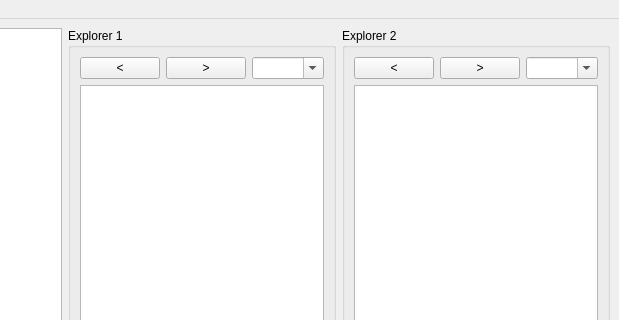
Before: the Qt Designer form src/ui/mainwindow.ui in fverco/Xplorer, drawn with Qt 5; both pictures show x 146 to 765 and y 0 to 320 of the 765 by 576 pixel window.
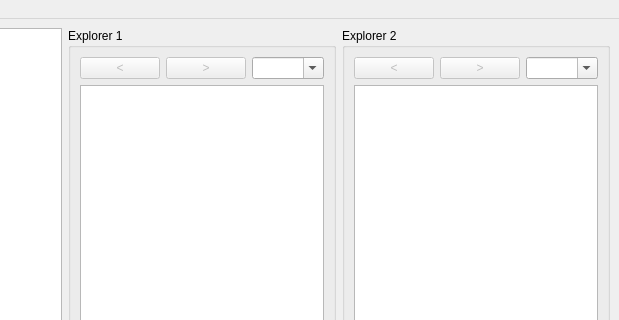
After: the same form once the commit is applied.

Commit message:
Make the back/forward buttons enabled only when they can be used
Add functions to check if the directory history can undo/redo and use
them in the UI. Also make the undoPath and redoPath constant.

Patch:
```diff
--- a/src/ui/mainwindow.ui
+++ b/src/ui/mainwindow.ui
@@ -37,6 +37,9 @@
               <layout class="QHBoxLayout" name="horizontalLayout">
                <item>
                 <widget class="QPushButton" name="btnBackExplorer1">
+                 <property name="enabled">
+                  <bool>false</bool>
+                 </property>
                  <property name="sizePolicy">
                   <sizepolicy hsizetype="Fixed" vsizetype="Fixed">
                    <horstretch>0</horstretch>
@@ -50,6 +53,9 @@
                </item>
                <item>
                 <widget class="QPushButton" name="btnForwardExplorer1">
+                 <property name="enabled">
+                  <bool>false</bool>
+                 </property>
                  <property name="sizePolicy">
                   <sizepolicy hsizetype="Fixed" vsizetype="Fixed">
                    <horstretch>0</horstretch>
@@ -99,6 +105,9 @@
               <layout class="QHBoxLayout" name="horizontalLayout_2">
                <item>
                 <widget class="QPushButton" name="btnBackExplorer2">
+                 <property name="enabled">
+                  <bool>false</bool>
+                 </property>
                  <property name="sizePolicy">
                   <sizepolicy hsizetype="Fixed" vsizetype="Fixed">
                    <horstretch>0</horstretch>
@@ -112,6 +121,9 @@
                </item>
                <item>
                 <widget class="QPushButton" name="btnForwardExplorer2">
+                 <property name="enabled">
+                  <bool>false</bool>
+                 </property>
                  <property name="sizePolicy">
                   <sizepolicy hsizetype="Fixed" vsizetype="Fixed">
                    <horstretch>0</horstretch>
```
Left out of the diff: 2 changed lines with no effect on the pictures. The commit also changes 4 other files.
